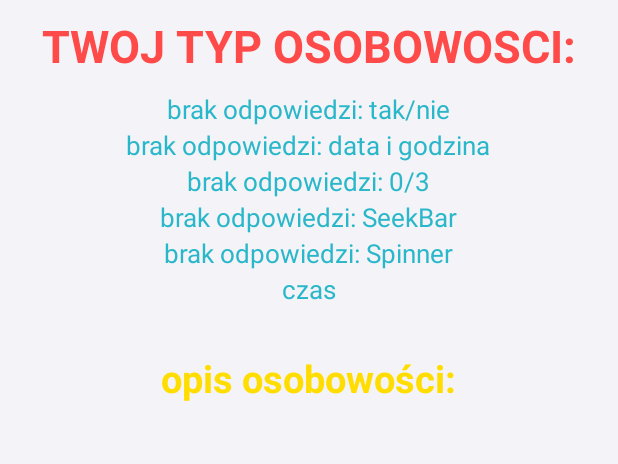
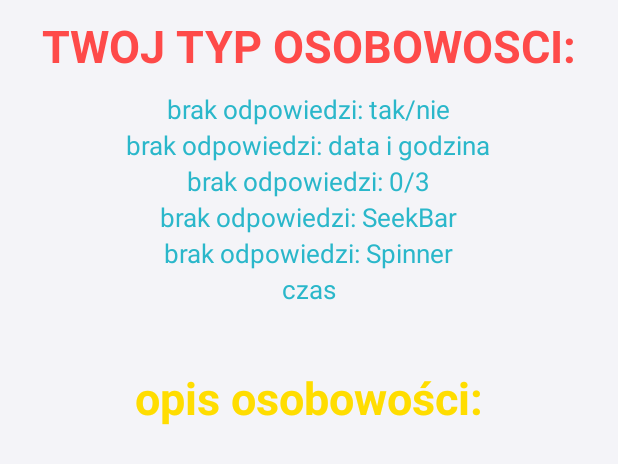
Before and after one commit to probula/PersonalityQuiz, an Android app: the layout activity_summary.xml on its own in the app's theme, with its tools: preview values and no code run, on a phone screen of 412 x 824 dp. Shown: the top 464 px of the screen. Run offline under Robolectric (Android 15) with nearby library versions, the phone set to English and light mode, and no system bars.

Commit message:
changed text size for opis and centered text

```diff
--- a/app/src/main/res/layout/activity_summary.xml
+++ b/app/src/main/res/layout/activity_summary.xml
@@ -77,12 +77,13 @@
         android:layout_width="wrap_content"
         android:layout_height="wrap_content"
         android:text="opis osobowości:"
-        android:layout_gravity="center_horizontal"
+        android:layout_gravity="center"
+        android:gravity="center"
         android:id="@+id/opis"
-        android:layout_margin="30dp"
+        android:layout_margin="40dp"
         android:textColor="#ffdd00"
         android:textStyle="bold"
-        android:textSize="25dp"
+        android:textSize="30dp"
         />
 
 
```
Also changed, not shown: app/src/main/java/com/example/personality_quiz/SummaryActivity.kt (+6 -6 lines).
